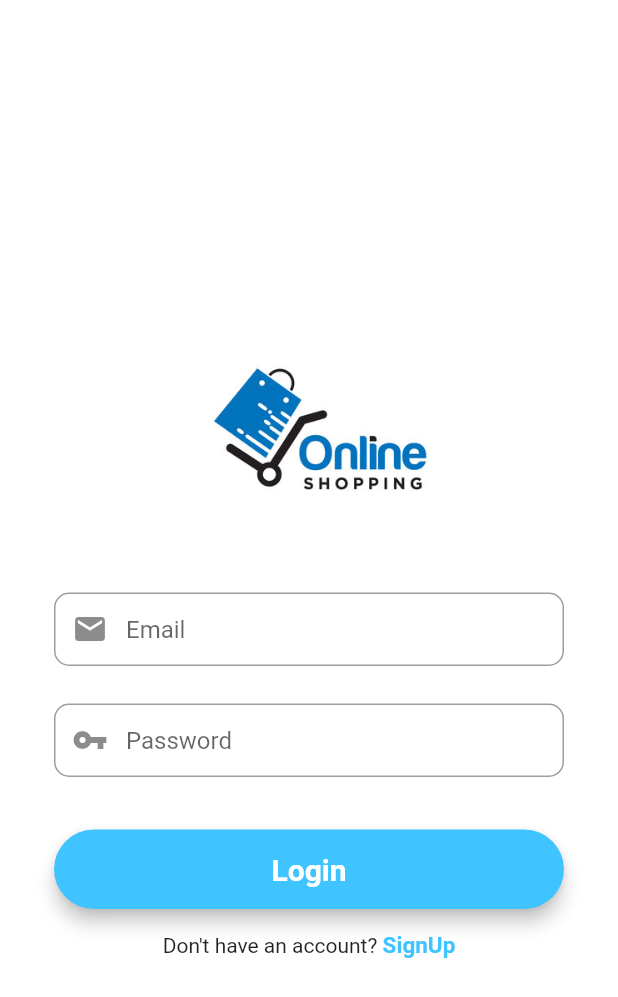
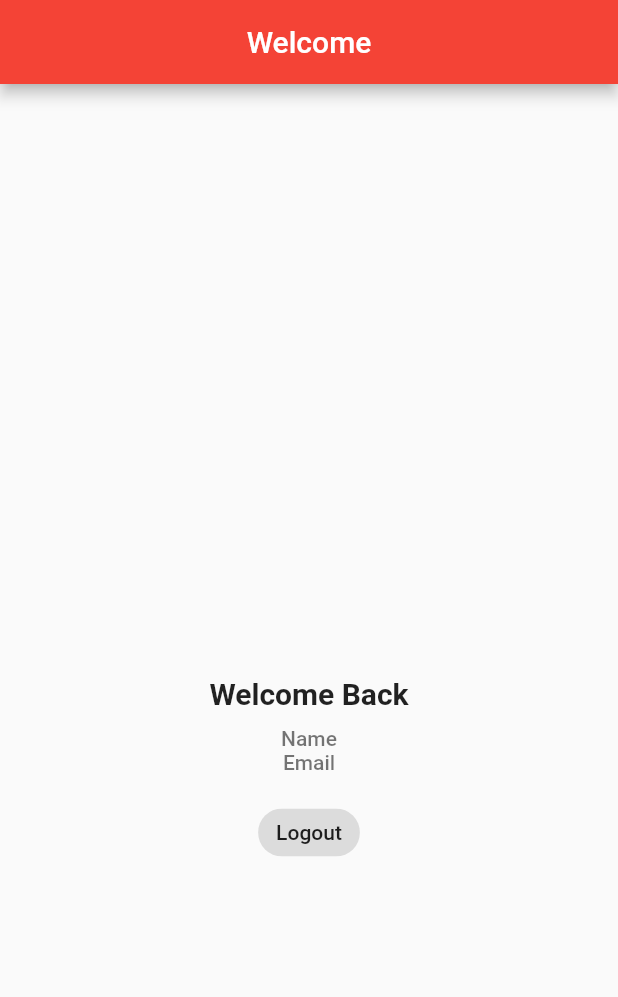
Before and after one commit to gamage-sk/flutter-ecommerce-app, a Flutter app: the screen it shows after launch, after a tap on "Login", on a phone screen of 412 x 824 dp. Shown: the top 997 px of the screen. Run offline on Flutter 3.47's test engine with Material 2 defaults, Android fonts, the phone set to English and light mode, and no system bars; our stand-ins replace firebase_core; accounts and stored records are empty.

```diff
--- a/lib/main.dart
+++ b/lib/main.dart
@@ -1,7 +1,14 @@
 import 'package:ecom/screens/login_screen.dart';
 import 'package:flutter/material.dart';
+import 'package:firebase_core/firebase_core.dart';
+import 'firebase_options.dart';
 
-void main() {
+
+Future<void> main() async {
+  WidgetsFlutterBinding.ensureInitialized();
+  await Firebase.initializeApp(
+    options: DefaultFirebaseOptions.currentPlatform,
+  );
   runApp(const MyApp());
 }
 
--- a/lib/screens/home_screen.dart
+++ b/lib/screens/home_screen.dart
@@ -0,0 +1,56 @@
+import 'package:flutter/material.dart';
+
+class HomeScreen extends StatefulWidget {
+  const HomeScreen({super.key});
+
+  @override
+  _HomeScreenState createState() => _HomeScreenState();
+}
+
+class _HomeScreenState extends State<HomeScreen> {
+  @override
+  Widget build(BuildContext context) {
+    return Scaffold(
+      appBar: AppBar(
+        title: Text("Welcome"),
+        centerTitle: true,
+        ),
+        body: Center(
+          child: Padding(
+            padding: EdgeInsets.all(20),
+            child: Column(
+              mainAxisAlignment: MainAxisAlignment.center,
+              crossAxisAlignment: CrossAxisAlignment.center,
+              children: <Widget>[
+                SizedBox(
+                  height: 150,
+                  // child: Image.asset("assets/logo.png", fit: BoxFit.contain,
+                  // ),
+                ),
+                Text("Welcome Back",
+                style: TextStyle(fontSize: 20, fontWeight: FontWeight.bold),
+                ),
+                SizedBox(
+                  height: 10,
+                ),
+                Text("Name",
+                style: TextStyle(
+                  color: Colors.black54,
+                  fontWeight: FontWeight.w500,
+                )),
+                 Text("Email",
+                style: TextStyle(
+                  color: Colors.black54,
+                  fontWeight: FontWeight.w500,
+                ),),
+                SizedBox(
+                  height: 15
+                ),
+                ActionChip(label: Text("Logout"), onPressed: () {
+
+                },)
+              ],)
+          )),
+    );
+  }
+}
--- a/lib/screens/login_screen.dart
+++ b/lib/screens/login_screen.dart
@@ -1,3 +1,4 @@
+import 'package:ecom/screens/home_screen.dart';
 import 'package:ecom/screens/registration_screen.dart';
 import 'package:flutter/material.dart';
 
@@ -68,7 +69,10 @@ final loginButton = Material(
   child: MaterialButton(
     padding: EdgeInsets.fromLTRB(20, 15, 20, 15),
     minWidth: MediaQuery.of(context).size.width,
-    onPressed: () {},
+    onPressed: () {
+           Navigator.pushReplacement(
+            context, MaterialPageRoute(builder: (context) => HomeScreen()));
+    },
     child: Text("Login",
                   textAlign: TextAlign.center,
                   style: TextStyle(
--- a/pubspec.yaml
+++ b/pubspec.yaml
@@ -36,6 +36,7 @@ dependencies:
   # The following adds the Cupertino Icons font to your application.
   # Use with the CupertinoIcons class for iOS style icons.
   cupertino_icons: ^1.0.2
+  firebase_core: ^2.4.1
 
 dev_dependencies:
   flutter_test:
```
Also changed, not shown: lib/screens/registration_screen.dart (+37 -2 lines), lib/firebase_options.dart (added), pubspec.lock, 8 other files.
